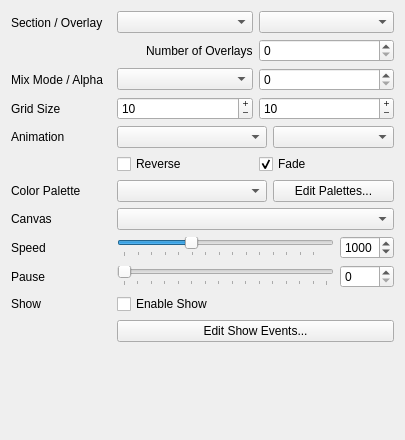
Qt form gui/widget/maestrocontrol.ui (8bitbuddhist/PixelMaestro) before a commit.
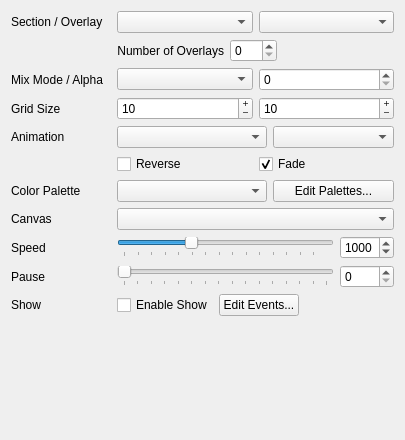
The same form after that commit.

Commit message: Animation Editor - Fixed exception when adding Events to ShowControl. Several demo fixes and enhancements.

```diff
--- a/gui/widget/maestrocontrol.ui
+++ b/gui/widget/maestrocontrol.ui
@@ -42,37 +42,57 @@
       </widget>
      </item>
      <item row="0" column="1">
-      <layout class="QGridLayout" name="gridLayout">
-       <item row="0" column="0">
+      <layout class="QHBoxLayout" name="sectionConfigLayout">
+       <item>
         <widget class="QComboBox" name="sectionComboBox"/>
        </item>
-       <item row="0" column="1">
+       <item>
         <widget class="QComboBox" name="overlayComboBox"/>
        </item>
-       <item row="1" column="1">
-        <widget class="QSpinBox" name="overlaySpinBox">
-         <property name="maximum">
-          <number>255</number>
-         </property>
-        </widget>
-       </item>
-       <item row="1" column="0" alignment="Qt::AlignRight">
+      </layout>
+     </item>
+     <item row="1" column="1">
+      <layout class="QHBoxLayout" name="overlayConfigLayout">
+       <item>
         <widget class="QLabel" name="label_2">
          <property name="text">
           <string>Number of Overlays</string>
          </property>
+         <property name="alignment">
+          <set>Qt::AlignRight|Qt::AlignTrailing|Qt::AlignVCenter</set>
+         </property>
         </widget>
        </item>
+       <item>
+        <widget class="QSpinBox" name="overlaySpinBox">
+         <property name="maximum">
+          <number>255</number>
+         </property>
+        </widget>
+       </item>
+       <item>
+        <spacer name="horizontalSpacer">
+         <property name="orientation">
+          <enum>Qt::Horizontal</enum>
+         </property>
+         <property name="sizeHint" stdset="0">
+          <size>
+           <width>40</width>
+           <height>20</height>
+          </size>
+         </property>
+        </spacer>
+       </item>
       </layout>
      </item>
-     <item row="1" column="0">
+     <item row="2" column="0">
       <widget class="QLabel" name="mixModeLabel">
        <property name="text">
         <string>Mix Mode / Alpha</string>
        </property>
       </widget>
      </item>
-     <item row="1" column="1">
+     <item row="2" column="1">
       <layout class="QHBoxLayout" name="overlayLayout">
        <item>
         <widget class="QComboBox" name="mix_modeComboBox"/>
@@ -89,14 +109,14 @@
        </item>
       </layout>
      </item>
-     <item row="2" column="0">
+     <item row="3" column="0">
       <widget class="QLabel" name="gridSizeLabel">
        <property name="text">
         <string>Grid Size</string>
        </property>
       </widget>
      </item>
-     <item row="2" column="1">
+     <item row="3" column="1">
       <layout class="QHBoxLayout" name="sectionOptionsLayout">
        <item>
         <widget class="QSpinBox" name="rowsSpinBox">
@@ -135,7 +155,7 @@
        </item>
       </layout>
      </item>
-     <item row="3" column="0">
+     <item row="4" column="0">
       <widget class="QLabel" name="animationLabel">
        <property name="minimumSize">
         <size>
@@ -148,7 +168,7 @@
        </property>
       </widget>
      </item>
-     <item row="3" column="1">
+     <item row="4" column="1">
       <layout class="QHBoxLayout" name="animationLayout">
        <item>
         <widget class="QComboBox" name="animationComboBox">
@@ -165,7 +185,7 @@
        </item>
       </layout>
      </item>
-     <item row="5" column="1">
+     <item row="6" column="1">
       <layout class="QHBoxLayout" name="animationOptionsLayout">
        <item>
         <widget class="QCheckBox" name="reverse_animationCheckBox">
@@ -186,7 +206,7 @@
        </item>
       </layout>
      </item>
-     <item row="7" column="0">
+     <item row="8" column="0">
       <widget class="QLabel" name="colorLabel">
        <property name="minimumSize">
         <size>
@@ -199,7 +219,7 @@
        </property>
       </widget>
      </item>
-     <item row="7" column="1">
+     <item row="8" column="1">
       <layout class="QHBoxLayout" name="colorSchemeLayout">
        <item>
         <widget class="QComboBox" name="colorComboBox">
@@ -226,17 +246,7 @@
        </item>
       </layout>
      </item>
-     <item row="8" column="0">
-      <widget class="QLabel" name="label">
-       <property name="text">
-        <string>Canvas</string>
-       </property>
-      </widget>
-     </item>
-     <item row="8" column="1">
-      <widget class="QComboBox" name="canvasComboBox"/>
-     </item>
-     <item row="9" column="0">
+     <item row="11" column="0">
       <widget class="QLabel" name="cycleLabel">
        <property name="minimumSize">
         <size>
@@ -249,7 +259,7 @@
        </property>
       </widget>
      </item>
-     <item row="9" column="1">
+     <item row="11" column="1">
       <layout class="QHBoxLayout" name="speedLayout">
        <item>
         <widget class="QSlider" name="cycleSlider">
@@ -297,14 +307,14 @@
        </item>
       </layout>
      </item>
-     <item row="10" column="0">
+     <item row="12" column="0">
       <widget class="QLabel" name="pauseLabel">
        <property name="text">
         <string>Pause</string>
        </property>
       </widget>
      </item>
-     <item row="10" column="1">
+     <item row="12" column="1">
       <layout class="QHBoxLayout" name="pauseLayout">
        <item>
         <widget class="QSlider" name="pauseSlider">
@@ -337,24 +347,55 @@
        </item>
       </layout>
      </item>
-     <item row="11" column="0">
+     <item row="13" column="0">
       <widget class="QLabel" name="showLabel">
        <property name="text">
         <string>Show</string>
        </property>
       </widget>
      </item>
-     <item row="11" column="1">
-      <widget class="QCheckBox" name="enableShowCheckBox">
-       <property name="text">
-        <string>Enable Show</string>
-       </property>
-      </widget>
+     <item row="13" column="1">
+      <layout class="QHBoxLayout" name="showLayout">
+       <item alignment="Qt::AlignRight">
+        <widget class="QCheckBox" name="enableShowCheckBox">
+         <property name="text">
+          <string>Enable Show</string>
+         </property>
+        </widget>
+       </item>
+       <item>
+        <widget class="QPushButton" name="editEventsButton">
+         <property name="text">
+          <string>Edit Events...</string>
+         </property>
+        </widget>
+       </item>
+       <item>
+        <spacer name="horizontalSpacer_2">
+         <property name="orientation">
+          <enum>Qt::Horizontal</enum>
+         </property>
+         <property name="sizeHint" stdset="0">
+          <size>
+           <width>40</width>
+           <height>20</height>
+          </size>
+         </property>
+        </spacer>
+       </item>
+      </layout>
      </item>
-     <item row="12" column="1">
-      <widget class="QPushButton" name="editEventsButton">
+     <item row="9" column="1">
+      <layout class="QHBoxLayout" name="canvasLayout">
+       <item>
+        <widget class="QComboBox" name="canvasComboBox"/>
+       </item>
+      </layout>
+     </item>
+     <item row="9" column="0">
+      <widget class="QLabel" name="label">
        <property name="text">
-        <string>Edit Show Events...</string>
+        <string>Canvas</string>
        </property>
       </widget>
      </item>
```
The commit also changes 14 other files.
